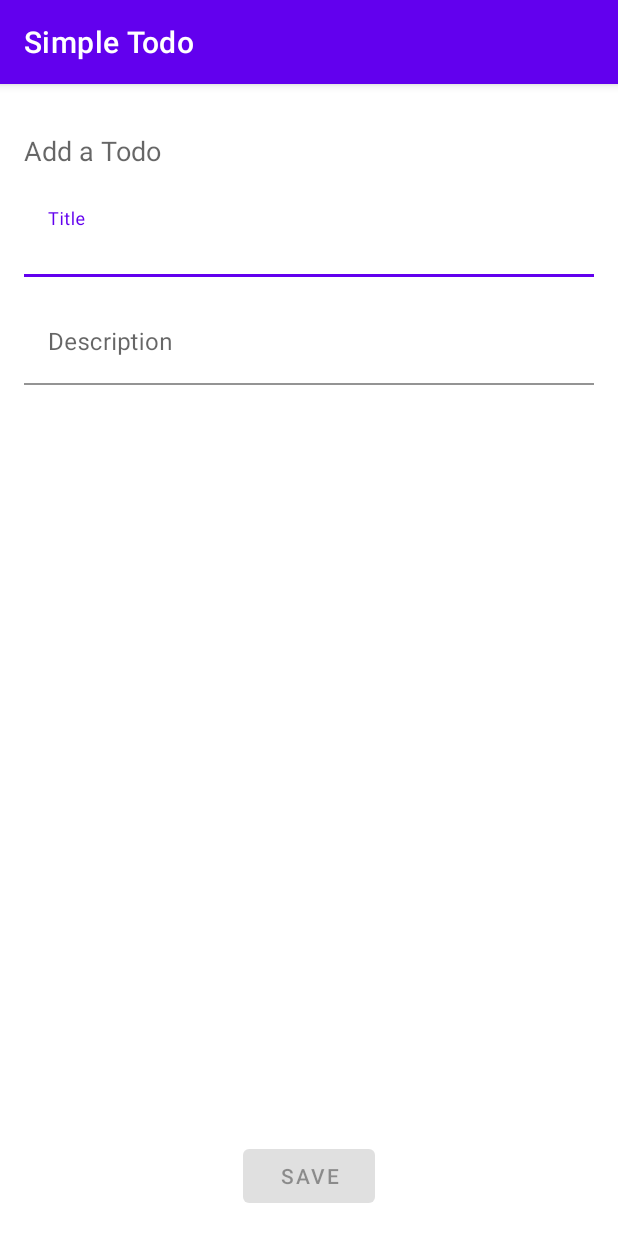
After one commit to zachtib/SimpleTodoAndroid, an Android app: the CreateTodoActivity screen opened directly, with no data from a screen before it, on a phone screen of 412 x 824 dp. The commit adds this screen. Run offline under Robolectric (Android 15) with nearby library versions, the phone set to English and light mode, and no system bars.

Commit message:
Add CreateTodoActivity

```diff
--- a/app/src/main/AndroidManifest.xml
+++ b/app/src/main/AndroidManifest.xml
@@ -9,6 +9,9 @@
         android:roundIcon="@mipmap/ic_launcher_round"
         android:supportsRtl="true"
         android:theme="@style/Theme.SimpleTodo">
+        <activity
+            android:name=".ui.createtodo.CreateTodoActivity"
+            android:exported="true" />
         <activity
             android:name=".ui.edittodo.EditTodoActivity"
             android:exported="true" />
--- /dev/null
+++ b/app/src/main/java/com/zachtib/simpletodo/ui/createtodo/CreateTodoActivity.kt
@@ -0,0 +1,61 @@
+package com.zachtib.simpletodo.ui.createtodo
+
+import android.os.Bundle
+import android.widget.Button
+import android.widget.CheckBox
+import android.widget.EditText
+import android.widget.TextView
+import androidx.activity.viewModels
+import androidx.appcompat.app.AppCompatActivity
+import androidx.core.widget.doAfterTextChanged
+import androidx.lifecycle.ViewModel
+import androidx.lifecycle.ViewModelProvider
+import com.zachtib.simpletodo.R
+
+class CreateTodoActivity : AppCompatActivity() {
+
+    // A delegate call, just like in TodoListActivity
+    private val viewModel by viewModels<CreateTodoViewModel> {
+        object : ViewModelProvider.Factory {
+            override fun <T : ViewModel?> create(modelClass: Class<T>): T {
+                // Suppressing a warning, this object will only ever be used to
+                // create CreateTodoViewModels
+                @Suppress("UNCHECKED_CAST")
+                return CreateTodoViewModel() as T
+            }
+        }
+    }
+
+    override fun onCreate(savedInstanceState: Bundle?) {
+        super.onCreate(savedInstanceState)
+        setContentView(R.layout.activity_createedit_todo)
+
+        // As usual, get all of our UI elements with findViewById
+        val editTodoItemHeader = findViewById<TextView>(R.id.editTodoItemHeader)
+        val titleEditText = findViewById<EditText>(R.id.titleEditText)
+        val descriptionEditText = findViewById<EditText>(R.id.descriptionEditText)
+        val saveButton = findViewById<Button>(R.id.saveButton)
+
+        // Set the header, because it's not set in the layout XML
+        editTodoItemHeader.text = getString(R.string.add_a_todo)
+
+        // We observe this value so the viewModel can disable the button
+        // (ie, while saving is in progress)
+        viewModel.saveButtonEnabled.observe(this) { saveButtonEnabled ->
+            saveButton.isEnabled = saveButtonEnabled
+        }
+
+        // Bind the two EditText fields and save button to our ViewModel
+        titleEditText.doAfterTextChanged(viewModel::onTitleChanged)
+        descriptionEditText.doAfterTextChanged(viewModel::onDescriptionChanged)
+        saveButton.setOnClickListener(viewModel::onSavePressed)
+
+        // Observe this value to know when saving is complete.
+        viewModel.saveComplete.observe(this) { saveWasSuccessful ->
+            if (saveWasSuccessful) {
+                // Check that the save was successful, and if so, close the screen
+                finish()
+            }
+        }
+    }
+}
--- /dev/null
+++ b/app/src/main/java/com/zachtib/simpletodo/ui/createtodo/CreateTodoViewModel.kt
@@ -0,0 +1,52 @@
+package com.zachtib.simpletodo.ui.createtodo
+
+import androidx.lifecycle.LiveData
+import androidx.lifecycle.MutableLiveData
+import androidx.lifecycle.ViewModel
+import androidx.lifecycle.viewModelScope
+import kotlinx.coroutines.launch
+
+class CreateTodoViewModel(
+
+) : ViewModel() {
+
+    // Our private, mutable state
+    private val mutableSaveButtonEnabled = MutableLiveData(false)
+    private val mutableSaveComplete = MutableLiveData(false)
+    private var todoItemTitle: String = ""
+    private var todoItemDescription: String = ""
+
+    // Publicly accessible state our activity will use
+    val saveButtonEnabled: LiveData<Boolean> = mutableSaveButtonEnabled
+    val saveComplete: LiveData<Boolean> = mutableSaveComplete
+
+    // These functions take in nullable CharSequences because that is what EditTexts give us,
+    // so the ViewModel will handle converting them back into Strings
+    fun onTitleChanged(newValue: CharSequence?) {
+        // Covert the newValue back to a String, or use empty string if it is null
+        todoItemTitle = newValue?.toString() ?: ""
+
+        // We only want to allow saving if the user has entered some text for title
+        mutableSaveButtonEnabled.value = todoItemTitle.isNotBlank()
+    }
+
+    fun onDescriptionChanged(newValue: CharSequence?) {
+        todoItemDescription = newValue?.toString() ?: ""
+    }
+
+    // Adding an ignored parameter to this function so it matches a
+    // Button's ClickListener
+    fun onSavePressed(ignored: Any? = null) {
+        // Disable the save button while we are performing the save
+        mutableSaveButtonEnabled.value = false
+        viewModelScope.launch {
+            try {
+                // TODO: Perform the save operation
+                mutableSaveComplete.value = true
+            } catch (e: Exception) {
+                // Something went wrong, re-enable the save button
+                mutableSaveButtonEnabled.value = true
+            }
+        }
+    }
+}
--- a/app/src/main/res/layout/activity_edit_todo.xml
+++ b/app/src/main/res/layout/activity_createedit_todo.xml
@@ -21,8 +21,6 @@
             android:layout_width="match_parent"
             android:layout_height="match_parent">
 
-
-
             <TextView
                 android:id="@+id/editTodoItemHeader"
                 android:layout_width="0dp"
@@ -44,6 +42,7 @@
                 android:layout_marginTop="16dp"
                 android:layout_marginEnd="16dp"
                 android:hint="@string/title"
+                app:boxBackgroundColor="#00FFFFFF"
                 app:layout_constraintEnd_toEndOf="parent"
                 app:layout_constraintStart_toStartOf="parent"
                 app:layout_constraintTop_toBottomOf="@+id/editTodoItemHeader">
@@ -51,8 +50,11 @@
                 <com.google.android.material.textfield.TextInputEditText
                     android:id="@+id/titleEditText"
                     android:layout_width="match_parent"
-                    android:layout_height="48dp"
-                    tools:ignore="SpeakableTextPresentCheck" />
+                    android:layout_height="wrap_content"
+                    android:hintTextColor="#757575"
+                    android:singleLine="true"
+                    tools:ignore="SpeakableTextPresentCheck"
+                    tools:text="Do the thing" />
 
             </com.google.android.material.textfield.TextInputLayout>
 
@@ -63,6 +65,7 @@
                 android:layout_marginStart="16dp"
                 android:layout_marginTop="16dp"
                 android:text="@string/complete"
+                android:visibility="gone"
                 app:layout_constraintStart_toStartOf="parent"
                 app:layout_constraintTop_toBottomOf="@+id/titleInputLayout" />
 
@@ -74,6 +77,7 @@
                 android:layout_marginTop="16dp"
                 android:layout_marginEnd="16dp"
                 android:hint="@string/description"
+                app:boxBackgroundColor="#00FFFFFF"
                 app:layout_constraintEnd_toEndOf="parent"
                 app:layout_constraintStart_toStartOf="parent"
                 app:layout_constraintTop_toBottomOf="@+id/todoItemComplete">
--- a/app/src/main/res/values/strings.xml
+++ b/app/src/main/res/values/strings.xml
@@ -6,4 +6,5 @@
     <string name="description">Description</string>
     <string name="complete">Complete</string>
     <string name="title">Title</string>
+    <string name="add_a_todo">Add a Todo</string>
 </resources>
```
